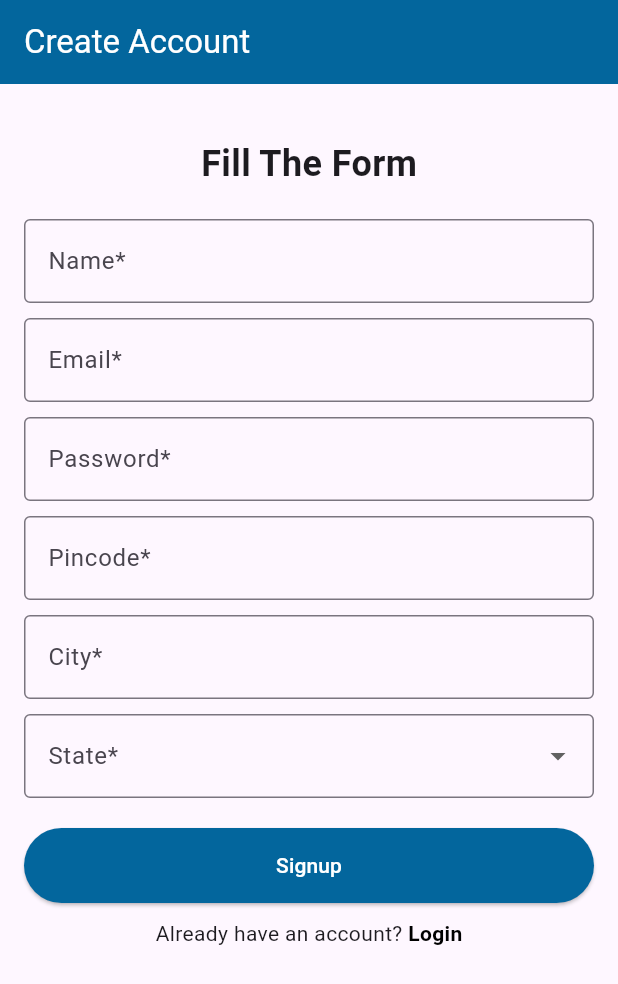
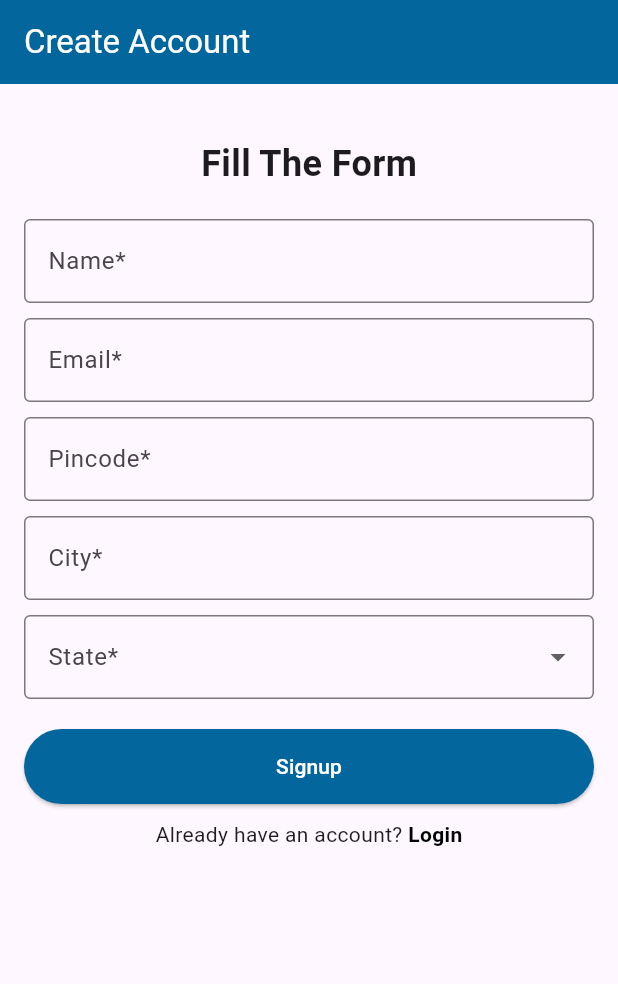
Before and after one commit to supekarsuraj/new_packers_application, a Flutter app: the SignupView screen opened directly with empty values, on a phone screen of 412 x 824 dp. Shown: the top 984 px of the screen. Run offline on Flutter 3.47's test engine with Material 3 defaults, Android fonts, the light colour scheme and no system bars; our stand-ins replace fluttertoast, geocoding, geolocator, google_maps_flutter.

Commit message:
catagory
catagory

```diff
--- a/lib/lib/views/signup_view.dart
+++ b/lib/lib/views/signup_view.dart
@@ -25,7 +25,6 @@ class _SignupViewState extends State<SignupView> {
   final _formKey = GlobalKey<FormState>();
   final nameController = TextEditingController();
   final emailController = TextEditingController();
-  final passwordController = TextEditingController();
   final pincodeController = TextEditingController();
   final cityController = TextEditingController();
   String? selectedState;
@@ -60,7 +59,6 @@ class _SignupViewState extends State<SignupView> {
         ..bodyFields = {
           'customer_name': nameController.text.trim(),
           'email': emailController.text.trim(),
-          'password': passwordController.text.trim(),
           'pincode': pincodeController.text.trim(),
           'city': cityController.text.trim(),
           'state': selectedState ?? '',
@@ -137,7 +135,6 @@ class _SignupViewState extends State<SignupView> {
         final userData = UserData(
           customerName: nameController.text.trim(),
           email: emailController.text.trim(),
-          password: passwordController.text.trim(),
           pincode: pincodeController.text.trim(),
           city: cityController.text.trim(),
           state: selectedState ?? '',
@@ -208,19 +205,6 @@ class _SignupViewState extends State<SignupView> {
                     }
                     return null;
                   },
-                ),
-                const SizedBox(height: 10),
-                TextFormField(
-                  controller: passwordController,
-                  decoration: const InputDecoration(
-                    labelText: 'Password*',
-                    border: OutlineInputBorder(),
-                  ),
-                  obscureText: true,
-                  validator: (value) =>
-                  value == null || value.trim().isEmpty || value.length < 6
-                      ? 'Please enter a password (min 6 characters)'
-                      : null,
                 ),
                 const SizedBox(height: 10),
                 TextFormField(
--- a/lib/models/UserData.dart
+++ b/lib/models/UserData.dart
@@ -1,8 +1,6 @@
-// user_model.dart
 class UserData {
   final String customerName;
   final String email;
-  final String password;
   final String pincode;
   final String city;
   final String state;
@@ -11,19 +9,16 @@ class UserData {
   UserData({
     required this.customerName,
     required this.email,
-    required this.password,
     required this.pincode,
     required this.city,
     required this.state,
     required this.mobileNo,
   });
 
-  // Convert UserData to a map for API requests or storage
   Map<String, String> toMap() {
     return {
       'customer_name': customerName,
       'email': email,
-      'password': password,
       'pincode': pincode,
       'city': city,
       'state': state,
@@ -31,12 +26,10 @@ class UserData {
     };
   }
 
-  // Factory method to create UserData from a map (e.g., API response)
   factory UserData.fromMap(Map<String, dynamic> map) {
     return UserData(
       customerName: map['customer_name'] ?? '',
       email: map['email'] ?? '',
-      password: map['password'] ?? '',
       pincode: map['pincode'] ?? '',
       city: map['city'] ?? '',
       state: map['state'] ?? '',
```
